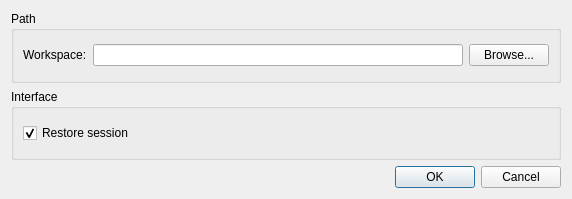
Above: Source/UI/Options.ui from krre/normalizer before the change. Below: the same form after it.
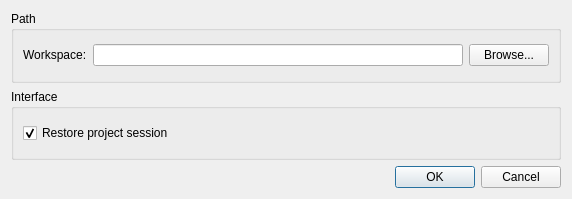
That is the form after the change.

Commit message: Rename Restore session checkbox

The edit to the form file:
```diff
--- a/Source/UI/Options.ui
+++ b/Source/UI/Options.ui
@@ -49,7 +49,7 @@
       <item>
        <widget class="QCheckBox" name="checkBoxSession">
         <property name="text">
-         <string>Restore session</string>
+         <string>Restore project session</string>
         </property>
         <property name="checked">
          <bool>true</bool>
```
